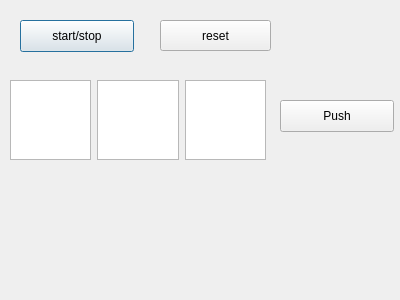
Before: the Qt Designer form HuboCma/hubointeractbalancemanage.ui in hpgit/hubocma, drawn with Qt 5.
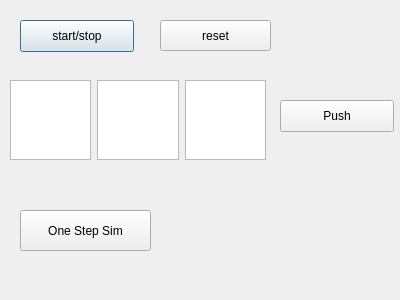
After: the same form once the commit is applied.

What changed in the file:
```diff
--- a/HuboCma/hubointeractbalancemanage.ui
+++ b/HuboCma/hubointeractbalancemanage.ui
@@ -73,6 +73,19 @@
     </item>
    </layout>
   </widget>
+  <widget class="QPushButton" name="stepBtn">
+   <property name="geometry">
+    <rect>
+     <x>20</x>
+     <y>210</y>
+     <width>131</width>
+     <height>41</height>
+    </rect>
+   </property>
+   <property name="text">
+    <string>One Step Sim</string>
+   </property>
+  </widget>
  </widget>
  <resources/>
  <connections/>
```
